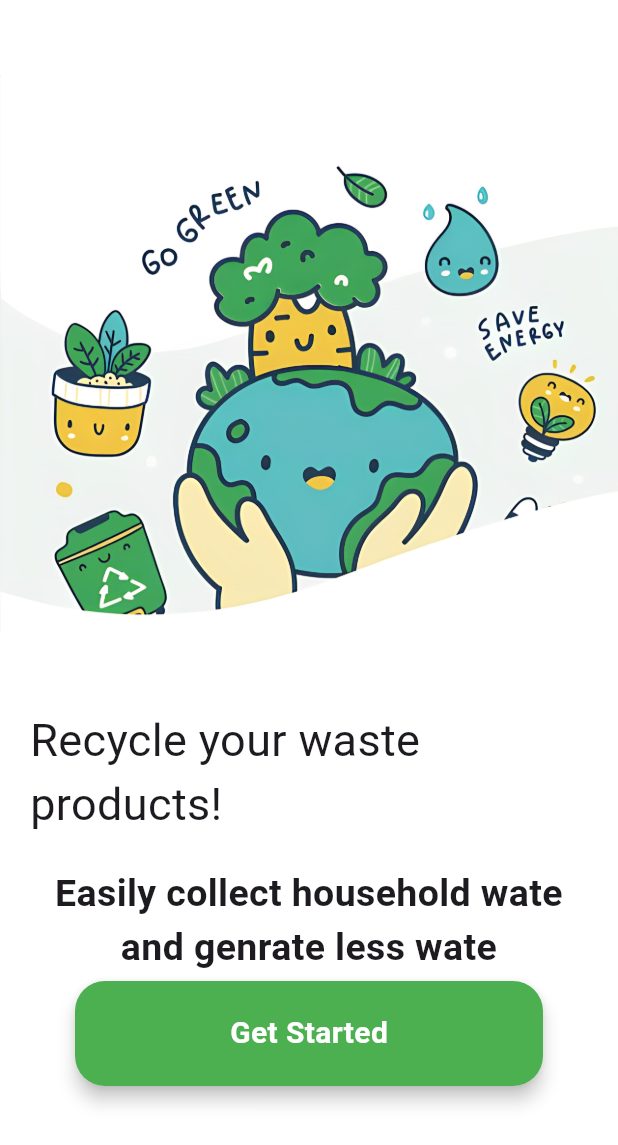
After one commit to AhmedYasserTaha/recycle-app, a Flutter app: the screen it shows after launch, on a phone screen of 412 x 824 dp. The commit adds this screen. Shown: the top 1145 px of the screen. Run offline on Flutter 3.47's test engine with Material 3 defaults, Android fonts, the phone set to English and light mode, and no system bars.

Commit message:
clean code

```diff
--- /dev/null
+++ b/lib/features/onboarding/widget/botton_widget.dart
@@ -0,0 +1,47 @@
+import 'dart:ui';
+
+import 'package:flutter/material.dart';
+import 'package:recycle_app/features/home/home_page.dart';
+
+class BottonWidget extends StatelessWidget {
+  const BottonWidget({super.key});
+
+  @override
+  Widget build(BuildContext context) {
+    return Padding(
+      padding: const EdgeInsets.symmetric(horizontal: 50),
+      child: Material(
+        elevation: 5.0,
+        borderRadius: BorderRadius.circular(20),
+        child: InkWell(
+          onTap: () {
+            Navigator.of(context).push(
+              MaterialPageRoute(
+                builder: (context) {
+                  return HomePage();
+                },
+              ),
+            );
+          },
+          child: Container(
+            height: 70,
+            decoration: BoxDecoration(
+              color: Colors.green,
+              borderRadius: BorderRadius.circular(20),
+            ),
+            child: Center(
+              child: Text(
+                "Get Started",
+                style: TextStyle(
+                  color: Colors.white,
+                  fontSize: 20,
+                  fontWeight: FontWeight.bold,
+                ),
+              ),
+            ),
+          ),
+        ),
+      ),
+    );
+  }
+}
--- /dev/null
+++ b/lib/features/onboarding/widget/onboard_page_body.dart
@@ -0,0 +1,39 @@
+import 'package:flutter/material.dart';
+import 'package:recycle_app/core/service/style.dart';
+import 'package:recycle_app/features/onboarding/widget/botton_widget.dart';
+
+class OnBoaridPageBody extends StatelessWidget {
+  const OnBoaridPageBody({super.key});
+
+  @override
+  Widget build(BuildContext context) {
+    return Column(
+      children: [
+        SizedBox(height: 50),
+
+        Image.asset("assets/images/onboard.png"),
+        SizedBox(height: 50),
+        Padding(
+          padding: const EdgeInsets.symmetric(horizontal: 20),
+          child: Text(
+            "Recycle your waste products!",
+            style: Styles.textStyle30,
+          ),
+        ),
+        SizedBox(height: 20),
+        Padding(
+          padding: const EdgeInsets.symmetric(horizontal: 20),
+
+          child: Text(
+            textAlign: TextAlign.center,
+            "Easily collect household wate and genrate less wate",
+            style: Styles.textStyle25,
+          ),
+        ),
+        Spacer(),
+        BottonWidget(),
+        SizedBox(height: 100),
+      ],
+    );
+  }
+}
```
Also changed, not shown: lib/features/onboarding/onboarding_page.dart (+2 -67 lines).
